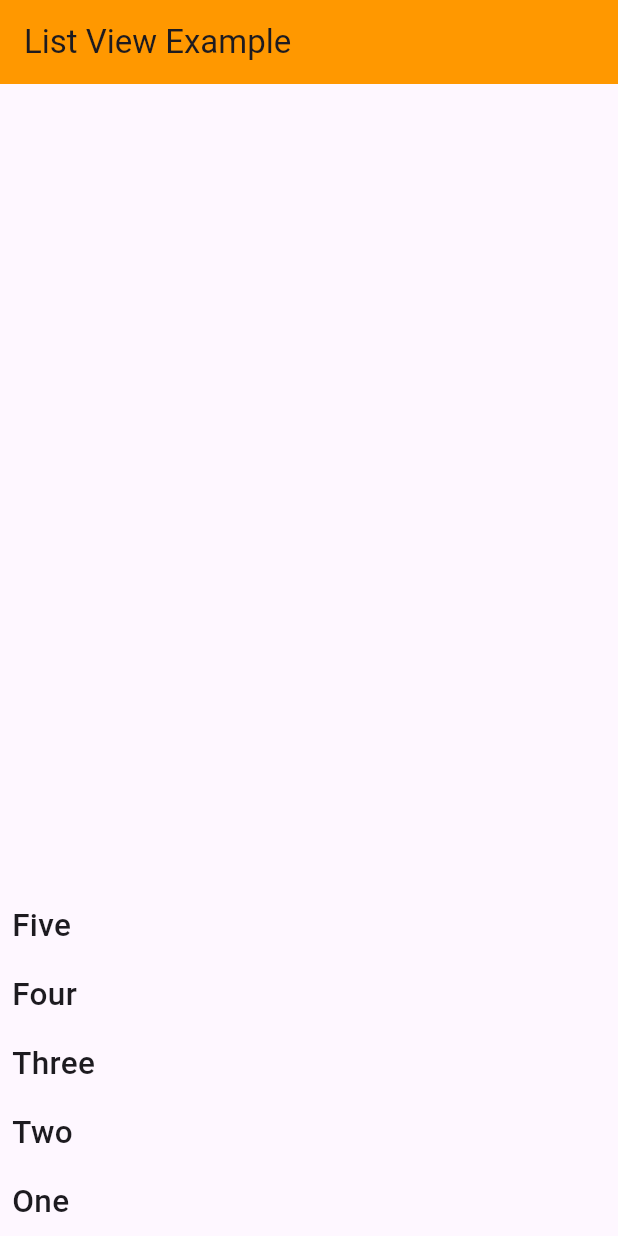
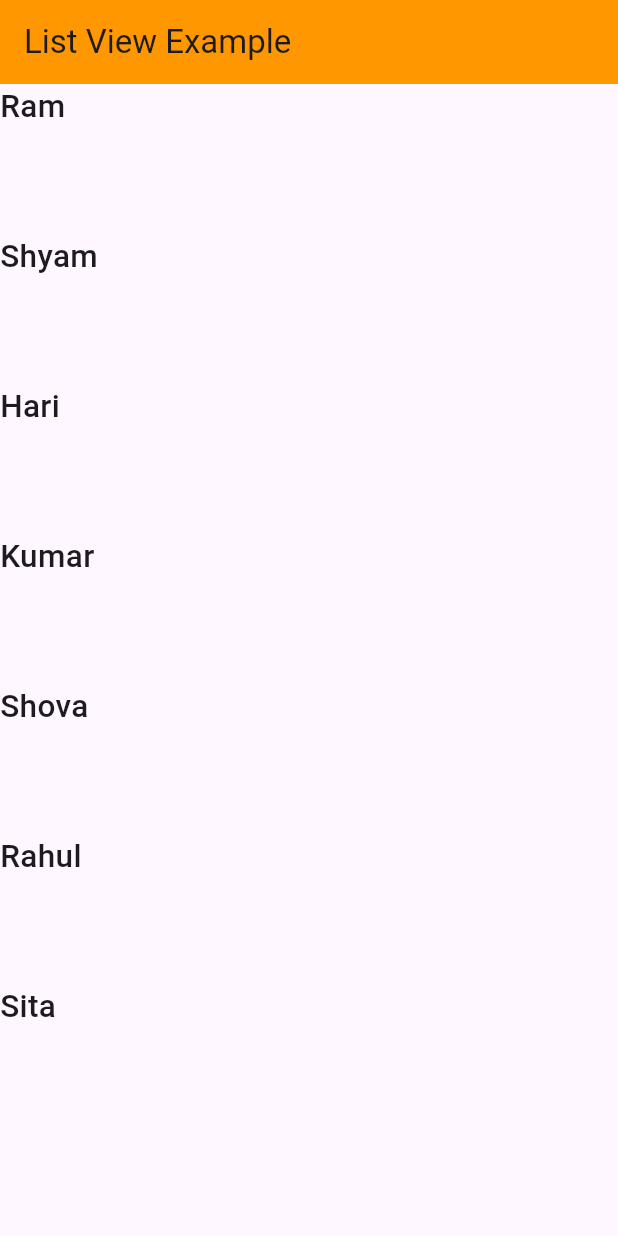
Before and after one commit to sazal11/Flutter_Basic, a Flutter app: the screen it shows after launch, on a phone screen of 412 x 824 dp. Run offline on Flutter 3.47's test engine with Material 3 defaults, Android fonts, the phone set to English and light mode, and no system bars.

Commit message:
ListView.builder example one

```diff
--- a/lib/main.dart
+++ b/lib/main.dart
@@ -3,7 +3,7 @@ import 'dart:async';
 import 'package:flutter/material.dart';
 
 void main() {
-  runApp(const ListViewExample1());
+  runApp(const ListViewBuilderExample1());
 }
 
 class MyApp extends StatelessWidget {
@@ -817,36 +817,77 @@ class ListViewExample1 extends StatelessWidget {
   Widget build(BuildContext context) {
     return MaterialApp(
       home: Scaffold(
-          appBar: AppBar( backgroundColor: Colors.orange,title: const Text('List View Example')),
-
+          appBar: AppBar(
+              backgroundColor: Colors.orange,
+              title: const Text('List View Example')),
           body: ListView(
             scrollDirection: Axis.vertical,
             reverse: true,
             children: [
               Padding(
                 padding: const EdgeInsets.all(8.0),
-                child: Text('One',style: TextStyle(fontSize: 21, fontWeight: FontWeight.w500),),
+                child: Text(
+                  'One',
+                  style: TextStyle(fontSize: 21, fontWeight: FontWeight.w500),
+                ),
               ),
               Padding(
                 padding: const EdgeInsets.all(8.0),
-                child: Text('Two',style: TextStyle(fontSize: 21, fontWeight: FontWeight.w500),),
+                child: Text(
+                  'Two',
+                  style: TextStyle(fontSize: 21, fontWeight: FontWeight.w500),
+                ),
               ),
               Padding(
                 padding: const EdgeInsets.all(8.0),
-                child: Text('Three',style: TextStyle(fontSize: 21, fontWeight: FontWeight.w500),),
+                child: Text(
+                  'Three',
+                  style: TextStyle(fontSize: 21, fontWeight: FontWeight.w500),
+                ),
               ),
               Padding(
                 padding: const EdgeInsets.all(8.0),
-                child: Text('Four',style: TextStyle(fontSize: 21, fontWeight: FontWeight.w500),),
+                child: Text(
+                  'Four',
+                  style: TextStyle(fontSize: 21, fontWeight: FontWeight.w500),
+                ),
               ),
               Padding(
                 padding: const EdgeInsets.all(8.0),
-                child: Text('Five',style: TextStyle(fontSize: 21, fontWeight: FontWeight.w500),),
+                child: Text(
+                  'Five',
+                  style: TextStyle(fontSize: 21, fontWeight: FontWeight.w500),
+                ),
               ),
-
-
             ],
           )),
     );
   }
 }
+
+class ListViewBuilderExample1 extends StatelessWidget {
+  const ListViewBuilderExample1({super.key});
+
+  @override
+  Widget build(BuildContext context) {
+    var arrNames = ['Ram', 'Shyam', 'Hari', 'Kumar', 'Shova', 'Rahul', 'Sita'];
+    return MaterialApp(
+      home: Scaffold(
+          appBar: AppBar(
+              backgroundColor: Colors.orange,
+              title: const Text('List View Example')),
+          body: ListView.builder(
+            itemBuilder: (context, index) {
+              return Text(
+                arrNames[index],
+                style: TextStyle(fontSize: 21, fontWeight: FontWeight.w500),
+              );
+            },
+            itemCount: arrNames.length,
+            //  reverse: true,
+            itemExtent: 100,
+            //scrollDirection: Axis.horizontal,
+          )),
+    );
+  }
+}
```
